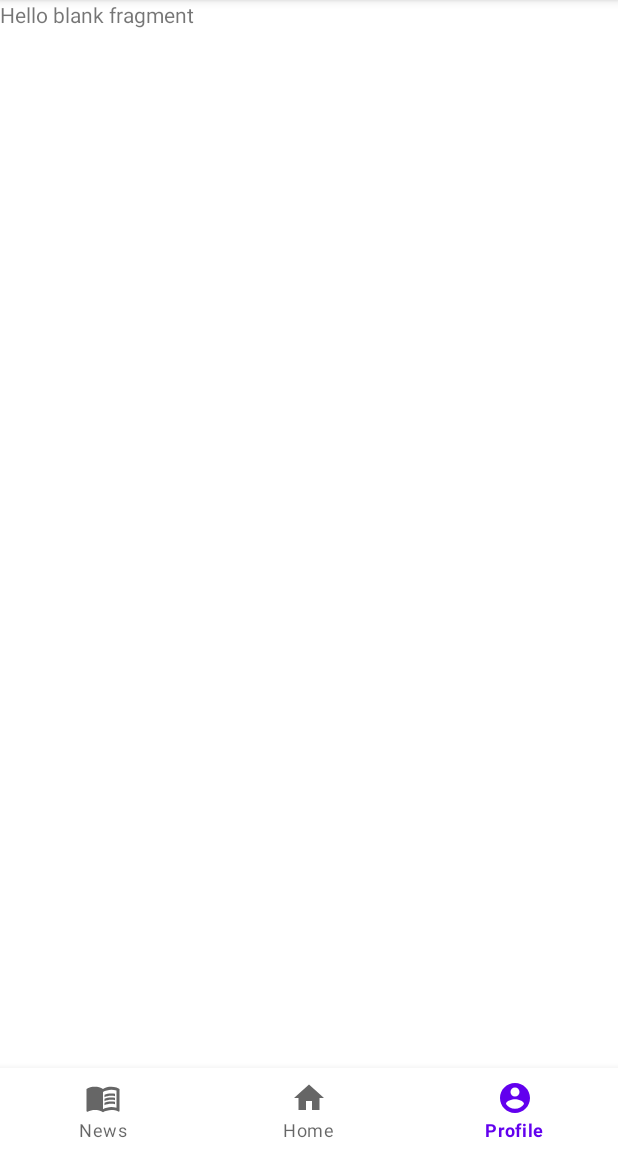
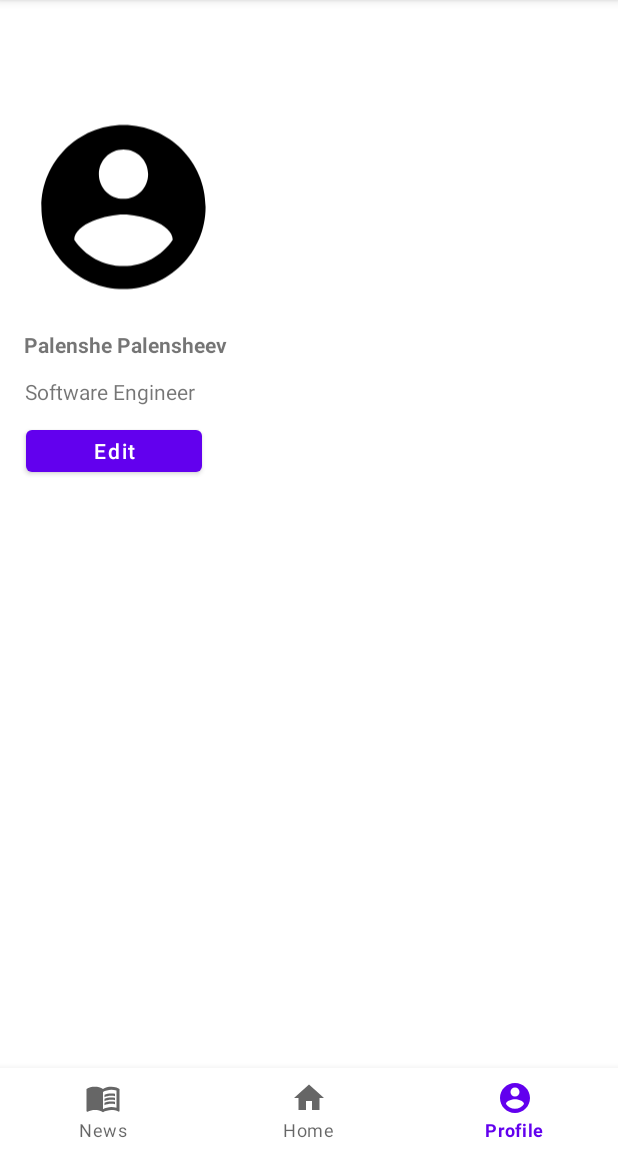
Before and after one commit to Azamatsksstv/projectttttt, an Android app: the ProfileFragment screen opened through its navigation route, on a phone screen of 412 x 824 dp, the part 84-1236 px from its top. Run offline under Robolectric (Android 15) with nearby library versions, the phone set to English and light mode, and no system bars; our stand-ins replace navigation-ui.

Commit message:
profilexml

```diff
--- a/app/src/main/res/layout/fragment_profile.xml
+++ b/app/src/main/res/layout/fragment_profile.xml
@@ -1,14 +1,63 @@
 <?xml version="1.0" encoding="utf-8"?>
-<FrameLayout xmlns:android="http://schemas.android.com/apk/res/android"
+<androidx.constraintlayout.widget.ConstraintLayout xmlns:app="http://schemas.android.com/apk/res-auto"
     xmlns:tools="http://schemas.android.com/tools"
+    xmlns:android="http://schemas.android.com/apk/res/android"
     android:layout_width="match_parent"
     android:layout_height="match_parent"
     tools:context=".ProfileFragment">
 
-    <!-- TODO: Update blank fragment layout -->
+
+    <ImageView
+        android:id="@+id/imageView2"
+        android:layout_width="131dp"
+        android:layout_height="140dp"
+        android:layout_marginStart="16dp"
+        android:layout_marginTop="68dp"
+        android:layout_marginEnd="264dp"
+        android:layout_marginBottom="15dp"
+        android:src="@drawable/ic_baseline_account_circle_24"
+        app:layout_constraintBottom_toTopOf="@+id/textView2"
+        app:layout_constraintEnd_toEndOf="parent"
+        app:layout_constraintStart_toStartOf="parent"
+        app:layout_constraintTop_toTopOf="parent" />
+
     <TextView
-        android:layout_width="match_parent"
-        android:layout_height="match_parent"
-        android:text="@string/hello_blank_fragment" />
+        android:id="@+id/textView2"
+        android:layout_width="wrap_content"
+        android:layout_height="wrap_content"
+        android:layout_marginStart="20dp"
+        android:layout_marginTop="12dp"
+        android:layout_marginEnd="337dp"
+        android:text="Palenshe Palensheev"
+        android:textStyle="bold"
+        app:layout_constraintEnd_toEndOf="parent"
+        app:layout_constraintHorizontal_bias="0.05"
+        app:layout_constraintStart_toStartOf="parent"
+        app:layout_constraintTop_toBottomOf="@+id/imageView2" />
 
-</FrameLayout>
+    <TextView
+        android:id="@+id/bio"
+        android:layout_width="wrap_content"
+        android:layout_height="wrap_content"
+        android:layout_marginStart="20dp"
+        android:layout_marginTop="12dp"
+        android:layout_marginEnd="337dp"
+        android:text="Software Engineer"
+        app:layout_constraintEnd_toEndOf="parent"
+        app:layout_constraintHorizontal_bias="0.065"
+        app:layout_constraintStart_toStartOf="parent"
+        app:layout_constraintTop_toBottomOf="@+id/textView2" />
+
+    <Button
+        android:id="@+id/btn_edit_profile"
+        android:layout_width="117dp"
+        android:layout_height="40dp"
+        android:layout_centerHorizontal="true"
+        android:layout_marginTop="10dp"
+        android:height="1dp"
+        android:text="Edit"
+        android:textAllCaps="false"
+        app:layout_constraintEnd_toEndOf="@id/textView2"
+        app:layout_constraintStart_toStartOf="parent"
+        app:layout_constraintTop_toBottomOf="@id/bio" />
+</androidx.constraintlayout.widget.ConstraintLayout>
```
